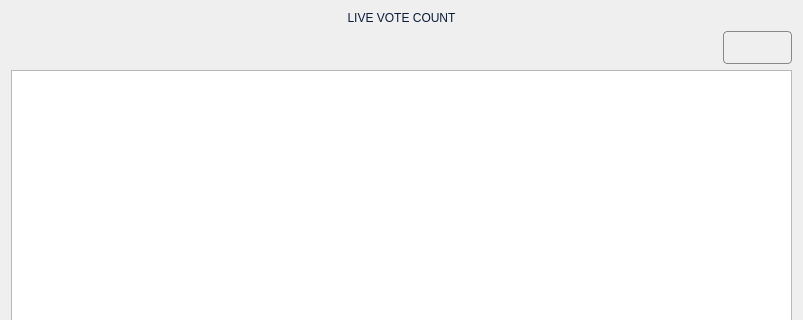
Before: the Qt Designer form VVM/reportsnresults.ui in GuisadongManok/PolliTech-VVM, drawn with Qt 5; both pictures show x 0 to 803 and y 0 to 320 of the 803 by 689 pixel window.
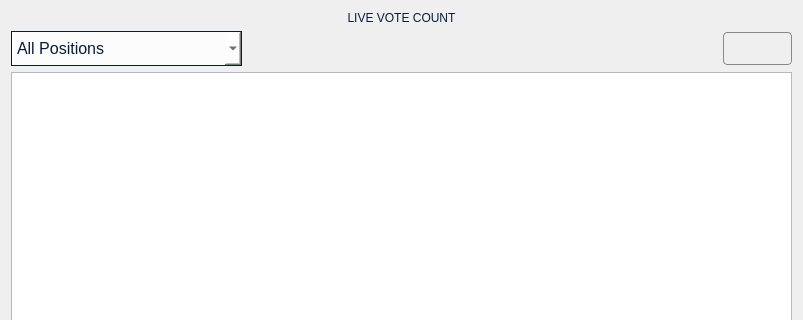
After: the same form once the commit is applied. Icons and pictures are not drawn.

Diff of the .ui file:
```diff
--- a/VVM/reportsnresults.ui
+++ b/VVM/reportsnresults.ui
@@ -49,6 +49,55 @@
          <property name="sizeConstraint">
           <enum>QLayout::SizeConstraint::SetFixedSize</enum>
          </property>
+         <item>
+          <widget class="QComboBox" name="comboBox_positions">
+           <property name="minimumSize">
+            <size>
+             <width>231</width>
+             <height>35</height>
+            </size>
+           </property>
+           <property name="cursor">
+            <cursorShape>PointingHandCursor</cursorShape>
+           </property>
+           <property name="styleSheet">
+            <string notr="true">QComboBox {
+	font: 14pt &quot;Segoe UI&quot;;
+    font-size: 16px;
+    color: #0A1C3A;
+    background-color: rgba(255,255,255,200);
+    border: 1px solid #0A1C3A;
+    padding: 5px;
+}
+</string>
+           </property>
+           <item>
+            <property name="text">
+             <string>All Positions</string>
+            </property>
+           </item>
+           <item>
+            <property name="text">
+             <string>Barangay Captain</string>
+            </property>
+           </item>
+           <item>
+            <property name="text">
+             <string>Barangay Councilor</string>
+            </property>
+           </item>
+           <item>
+            <property name="text">
+             <string>SK Chairman</string>
+            </property>
+           </item>
+           <item>
+            <property name="text">
+             <string>SK Councilor</string>
+            </property>
+           </item>
+          </widget>
+         </item>
          <item>
           <spacer name="horizontalSpacer_12">
            <property name="orientation">
```
Left out of the diff: 2 changed lines with no effect on the pictures.
